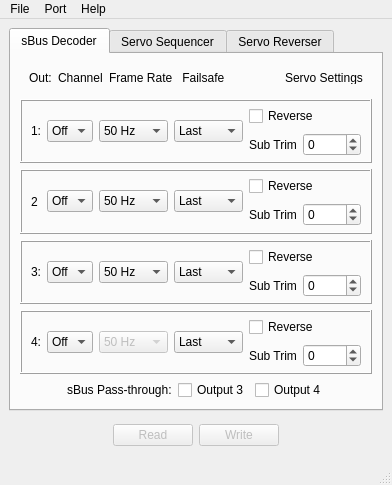
This is Software/SBusDecoderClient/mainwindow.ui in bemcgarvey/SBus-Decoder as Qt 5 draws it before an edit. The edited form follows.
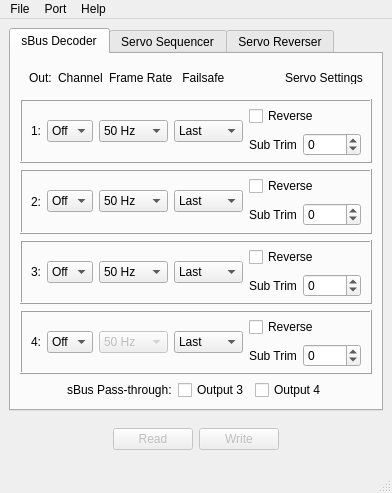
This is the edited form. Icons and pictures are not drawn.

The edit to the form file:
```diff
--- a/Software/SBusDecoderClient/mainwindow.ui
+++ b/Software/SBusDecoderClient/mainwindow.ui
@@ -6,8 +6,8 @@
    <rect>
     <x>0</x>
     <y>0</y>
-    <width>376</width>
-    <height>485</height>
+    <width>380</width>
+    <height>493</height>
    </rect>
   </property>
   <property name="windowIcon">
@@ -319,7 +319,7 @@
            <item>
             <widget class="QLabel" name="label_6">
              <property name="text">
-              <string>2</string>
+              <string>2:</string>
              </property>
             </widget>
            </item>
```
Left out of the diff: 4 changed lines with no effect on the pictures.
